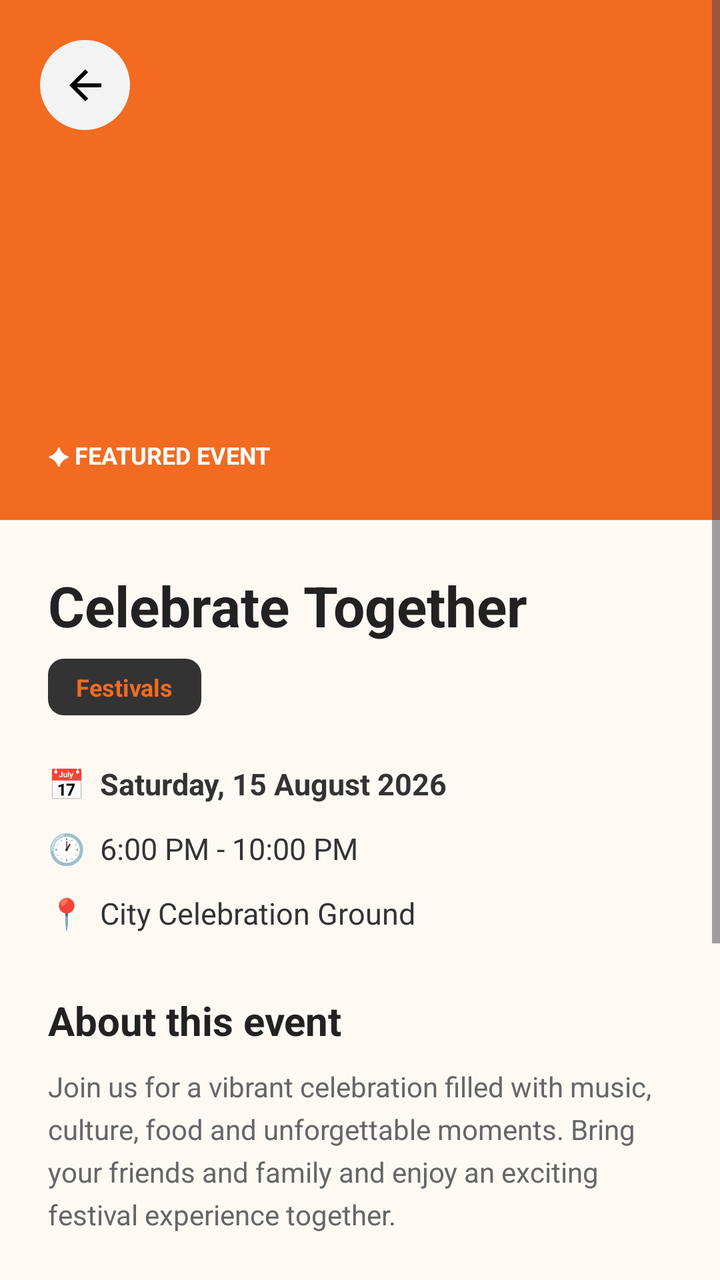
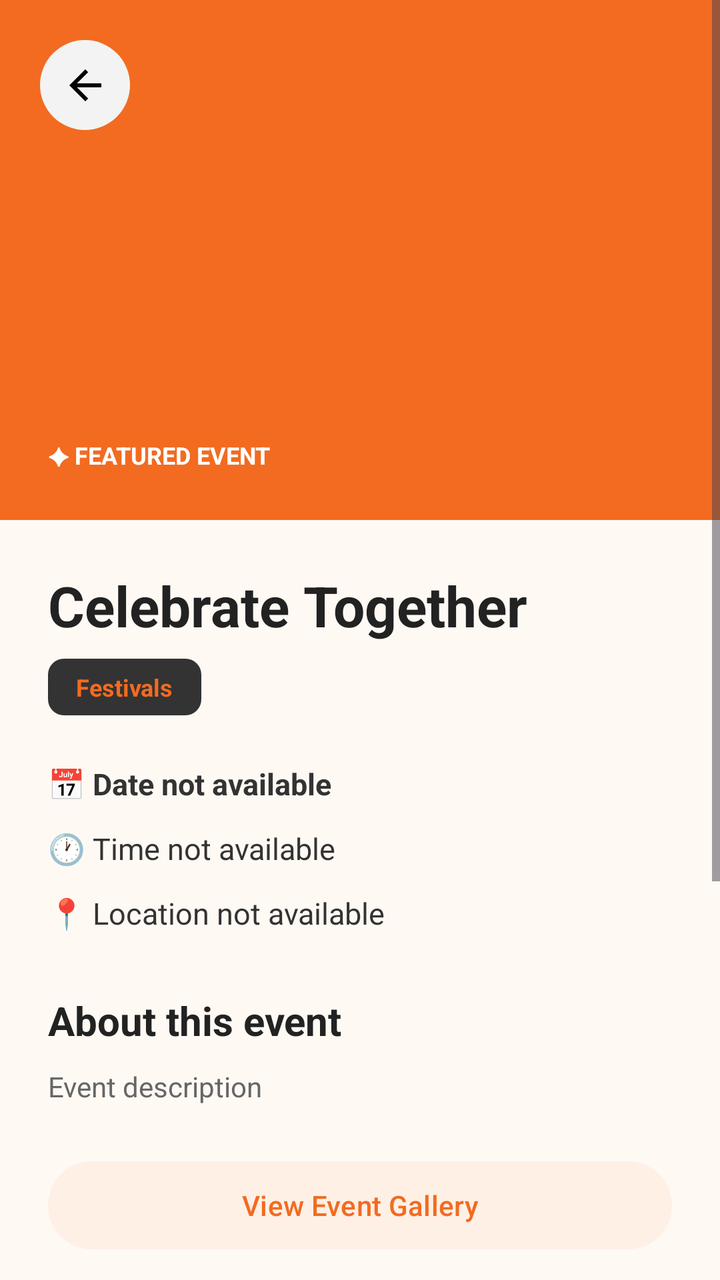

Two renders of the same Android screen: before a commit and after it. Below are the layout's source before the change and the commit's diff.
<!-- AndroidManifest.xml: application theme Theme.Festive_hub -->
<!-- res/layout/activity_event_detail.xml -->
<?xml version="1.0" encoding="utf-8"?>
<ScrollView xmlns:android="http://schemas.android.com/apk/res/android"
    xmlns:app="http://schemas.android.com/apk/res-auto"
    android:layout_width="match_parent"
    android:layout_height="match_parent"
    android:background="#FFF9F4"
    android:fillViewport="true">

    <LinearLayout
        android:layout_width="match_parent"
        android:layout_height="wrap_content"
        android:orientation="vertical">

        <FrameLayout
            android:layout_width="match_parent"
            android:layout_height="260dp">

            <ImageView
                android:id="@+id/eventBannerImage"
                android:layout_width="match_parent"
                android:layout_height="match_parent"
                android:background="#F26B21"
                android:contentDescription="Event banner"
                android:scaleType="centerCrop" />

            <ImageButton
                android:id="@+id/btnBack"
                android:layout_width="45dp"
                android:layout_height="45dp"
                android:layout_margin="20dp"
                android:background="@drawable/bg_circle_light"
                android:contentDescription="Back"
                android:padding="10dp"
                app:srcCompat="@drawable/ic_arrow_back" />

            <TextView
                android:layout_width="wrap_content"
                android:layout_height="wrap_content"
                android:layout_gravity="bottom"
                android:layout_margin="24dp"
                android:text="✦ FEATURED EVENT"
                android:textColor="#FFFFFF"
                android:textSize="12sp"
                android:textStyle="bold" />

        </FrameLayout>

        <LinearLayout
            android:layout_width="match_parent"
            android:layout_height="wrap_content"
            android:orientation="vertical"
            android:padding="24dp">

            <TextView
                android:id="@+id/tvEventName"
                android:layout_width="match_parent"
                android:layout_height="wrap_content"
                android:text="Celebrate Together"
                android:textColor="#222222"
                android:textSize="28sp"
                android:textStyle="bold" />

            <TextView
                android:id="@+id/tvEventCategory"
                android:layout_width="wrap_content"
                android:layout_height="wrap_content"
                android:layout_marginTop="8dp"
                android:background="@drawable/bg_tag"
                android:paddingStart="14dp"
                android:paddingTop="6dp"
                android:paddingEnd="14dp"
                android:paddingBottom="6dp"
                android:text="Festivals"
                android:textColor="#F26B21"
                android:textSize="12sp"
                android:textStyle="bold" />

            <LinearLayout
                android:layout_width="match_parent"
                android:layout_height="wrap_content"
                android:layout_marginTop="24dp"
                android:orientation="vertical">

                <TextView
                    android:id="@+id/tvEventDate"
                    android:layout_width="match_parent"
                    android:layout_height="wrap_content"
                    android:text="📅  Saturday, 15 August 2026"
                    android:textColor="#333333"
                    android:textSize="15sp"
                    android:textStyle="bold" />

                <TextView
                    android:id="@+id/tvEventTime"
                    android:layout_width="match_parent"
                    android:layout_height="wrap_content"
                    android:layout_marginTop="12dp"
                    android:text="🕐  6:00 PM - 10:00 PM"
                    android:textColor="#333333"
                    android:textSize="15sp" />

                <TextView
                    android:id="@+id/tvEventLocation"
                    android:layout_width="match_parent"
                    android:layout_height="wrap_content"
                    android:layout_marginTop="12dp"
                    android:text="📍  City Celebration Ground"
                    android:textColor="#333333"
                    android:textSize="15sp" />

            </LinearLayout>

            <TextView
                android:layout_width="match_parent"
                android:layout_height="wrap_content"
                android:layout_marginTop="30dp"
                android:text="About this event"
                android:textColor="#222222"
                android:textSize="20sp"
                android:textStyle="bold" />

            <TextView
                android:id="@+id/tvEventDescription"
                android:layout_width="match_parent"
                android:layout_height="wrap_content"
                android:layout_marginTop="10dp"
                android:lineSpacingExtra="5dp"
                android:text="Join us for a vibrant celebration filled with music, culture, food and unforgettable moments. Bring your friends and family and enjoy an exciting festival experience together."
                android:textColor="#666666"
                android:textSize="14sp" />

            <Button
                android:id="@+id/btnViewGallery"
                android:layout_width="match_parent"
                android:layout_height="52dp"
                android:layout_marginTop="24dp"
                android:text="View Event Gallery"
                android:textAllCaps="false"
                android:textColor="#F26B21"
                android:backgroundTint="#FFF0E5" />

            <Button
                android:id="@+id/btnBookEvent"
                android:layout_width="match_parent"
                android:layout_height="55dp"
                android:layout_marginTop="30dp"
                android:background="@drawable/bg_primary_button"
                android:text="Join Event"
                android:textAllCaps="false"
                android:textColor="#FFFFFF"
                android:textSize="15sp"
                android:textStyle="bold" />

            <Button
                android:id="@+id/btnShowQr"
                android:layout_width="match_parent"
                android:layout_height="55dp"
                android:layout_marginTop="12dp"
                android:text="SHOW MY QR CODE"
                android:textStyle="bold"
                android:textColor="#FFFFFF"
                android:backgroundTint="#F26B21" />

        </LinearLayout>

    </LinearLayout>

</ScrollView>
<!-- resources referenced by this layout -->
<resources>
  <!-- drawable bg_circle_light (drawable) -->
  <?xml version="1.0" encoding="utf-8"?>
  <shape xmlns:android="http://schemas.android.com/apk/res/android"
      android:shape="oval">
  
      <solid android:color="#F3F3F3"/>
  
  </shape>
  <!-- drawable bg_primary_button (drawable) -->
  <?xml version="1.0" encoding="utf-8"?>
  <selector xmlns:android="http://schemas.android.com/apk/res/android">
  
      <item android:state_pressed="true">
          <shape android:shape="rectangle">
              <solid android:color="#333333"/>
              <corners android:radius="12dp"/>
          </shape>
      </item>
  
      <item>
          <shape android:shape="rectangle">
              <solid android:color="#000000"/>
              <corners android:radius="12dp"/>
          </shape>
      </item>
  
  </selector>
  <!-- drawable bg_tag (drawable) -->
  <?xml version="1.0" encoding="utf-8"?>
  <shape xmlns:android="http://schemas.android.com/apk/res/android"
      android:shape="rectangle">
  
      <solid android:color="#333333"/>
  
      <corners android:radius="8dp"/>
  
  </shape>
  <!-- drawable ic_arrow_back (drawable) -->
  <vector xmlns:android="http://schemas.android.com/apk/res/android" android:autoMirrored="true" android:height="24dp" android:tint="#000000" android:viewportHeight="24" android:viewportWidth="24" android:width="24dp">
        
      <path android:fillColor="@android:color/white" android:pathData="M20,11H7.83l5.59,-5.59L12,4l-8,8 8,8 1.41,-1.41L7.83,13H20v-2z"/>
      
  </vector>
  <style name="Theme.Festive_hub" parent="Base.Theme.Festive_hub" />
  <style name="Base.Theme.Festive_hub" parent="Theme.Material3.DayNight.NoActionBar">
          
          
      </style>
</resources>

<!-- the commit's change to res/layout/activity_event_detail.xml (unified diff, before → after) -->
@@ -11,6 +11,7 @@
         android:layout_height="wrap_content"
         android:orientation="vertical">
 
+        
         <FrameLayout
             android:layout_width="match_parent"
             android:layout_height="260dp">
@@ -45,6 +46,7 @@
 
         </FrameLayout>
 
+        
         <LinearLayout
             android:layout_width="match_parent"
             android:layout_height="wrap_content"
@@ -75,6 +77,7 @@
                 android:textSize="12sp"
                 android:textStyle="bold" />
 
+            
             <LinearLayout
                 android:layout_width="match_parent"
                 android:layout_height="wrap_content"
@@ -85,7 +88,7 @@
                     android:id="@+id/tvEventDate"
                     android:layout_width="match_parent"
                     android:layout_height="wrap_content"
-                    android:text="📅  Saturday, 15 August 2026"
+                    android:text="📅 Date not available"
                     android:textColor="#333333"
                     android:textSize="15sp"
                     android:textStyle="bold" />
@@ -95,7 +98,7 @@
                     android:layout_width="match_parent"
                     android:layout_height="wrap_content"
                     android:layout_marginTop="12dp"
-                    android:text="🕐  6:00 PM - 10:00 PM"
+                    android:text="🕐 Time not available"
                     android:textColor="#333333"
                     android:textSize="15sp" />
 
@@ -104,12 +107,13 @@
                     android:layout_width="match_parent"
                     android:layout_height="wrap_content"
                     android:layout_marginTop="12dp"
-                    android:text="📍  City Celebration Ground"
+                    android:text="📍 Location not available"
                     android:textColor="#333333"
                     android:textSize="15sp" />
 
             </LinearLayout>
 
+            
             <TextView
                 android:layout_width="match_parent"
                 android:layout_height="wrap_content"
@@ -125,25 +129,52 @@
                 android:layout_height="wrap_content"
                 android:layout_marginTop="10dp"
                 android:lineSpacingExtra="5dp"
-                android:text="Join us for a vibrant celebration filled with music, culture, food and unforgettable moments. Bring your friends and family and enjoy an exciting festival experience together."
+                android:text="Event description"
                 android:textColor="#666666"
                 android:textSize="14sp" />
 
+            
             <Button
                 android:id="@+id/btnViewGallery"
                 android:layout_width="match_parent"
                 android:layout_height="52dp"
                 android:layout_marginTop="24dp"
+                android:backgroundTint="#FFF0E5"
                 android:text="View Event Gallery"
                 android:textAllCaps="false"
+                android:textColor="#F26B21" />
+
+            
+            <Button
+                android:id="@+id/btnShareEvent"
+                android:layout_width="match_parent"
+                android:layout_height="52dp"
+                android:layout_marginTop="12dp"
+                android:backgroundTint="#F26B21"
+                android:text="↗ Share Event"
+                android:textAllCaps="false"
+                android:textColor="#FFFFFF"
+                android:textStyle="bold" />
+
+            
+            <Button
+                android:id="@+id/btnAddToMySchedule"
+                android:layout_width="match_parent"
+                android:layout_height="55dp"
+                android:layout_marginTop="12dp"
+                android:backgroundTint="#FFF0E5"
+                android:text="＋ Add to My Schedule"
+                android:textAllCaps="false"
                 android:textColor="#F26B21"
-                android:backgroundTint="#FFF0E5" />
-
+                android:textSize="15sp"
+                android:textStyle="bold" />
+
+            
             <Button
                 android:id="@+id/btnBookEvent"
                 android:layout_width="match_parent"
                 android:layout_height="55dp"
-                android:layout_marginTop="30dp"
+                android:layout_marginTop="24dp"
                 android:background="@drawable/bg_primary_button"
                 android:text="Join Event"
                 android:textAllCaps="false"
@@ -151,15 +182,17 @@
                 android:textSize="15sp"
                 android:textStyle="bold" />
 
+            
             <Button
                 android:id="@+id/btnShowQr"
                 android:layout_width="match_parent"
                 android:layout_height="55dp"
                 android:layout_marginTop="12dp"
+                android:backgroundTint="#F26B21"
                 android:text="SHOW MY QR CODE"
-                android:textStyle="bold"
-                android:textColor="#FFFFFF"
-                android:backgroundTint="#F26B21" />
+                android:textAllCaps="false"
+                android:textColor="#FFFFFF"
+                android:textStyle="bold" />
 
         </LinearLayout>
 
